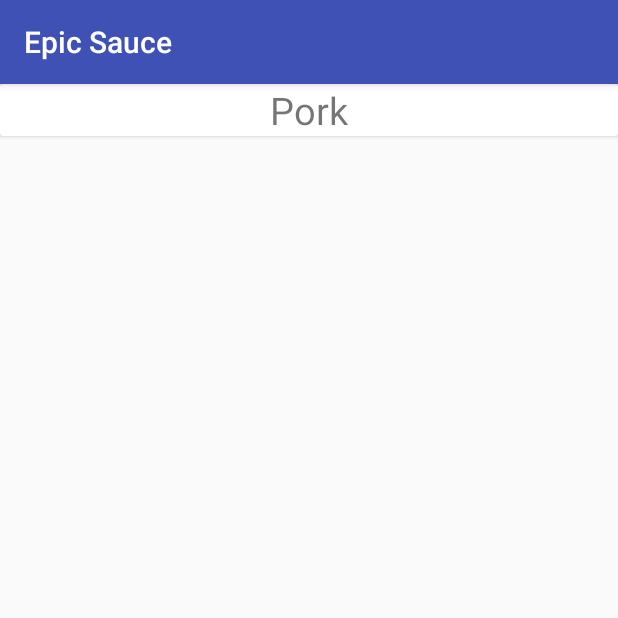
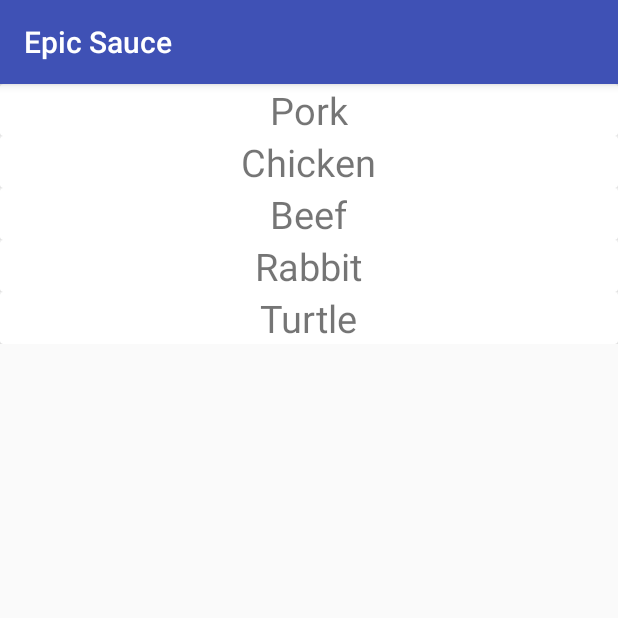
Before and after one commit to AndrewPochapsky/Epic-Sauce, an Android app: the FoodSelectionActivity screen opened directly, with no data from a screen before it, on a phone screen of 412 x 824 dp, the top half of it. Run offline under Robolectric (Android 15) with nearby library versions, the phone set to English and light mode, and no system bars.

Commit message:
fixed list

```diff
--- a/EpicSauceAndroid/app/src/main/res/layout/options_viewholder.xml
+++ b/EpicSauceAndroid/app/src/main/res/layout/options_viewholder.xml
@@ -1,7 +1,7 @@
 <?xml version="1.0" encoding="utf-8"?>
-<android.support.constraint.ConstraintLayout xmlns:android="http://schemas.android.com/apk/res/android"
+<RelativeLayout xmlns:android="http://schemas.android.com/apk/res/android"
     android:layout_width="match_parent"
-    android:layout_height="match_parent"
+    android:layout_height="wrap_content"
     xmlns:app="http://schemas.android.com/apk/res-auto">
 
     <android.support.v7.widget.CardView
@@ -18,4 +18,4 @@
 
     </android.support.v7.widget.CardView>
 
-</android.support.constraint.ConstraintLayout>
+</RelativeLayout>
```
